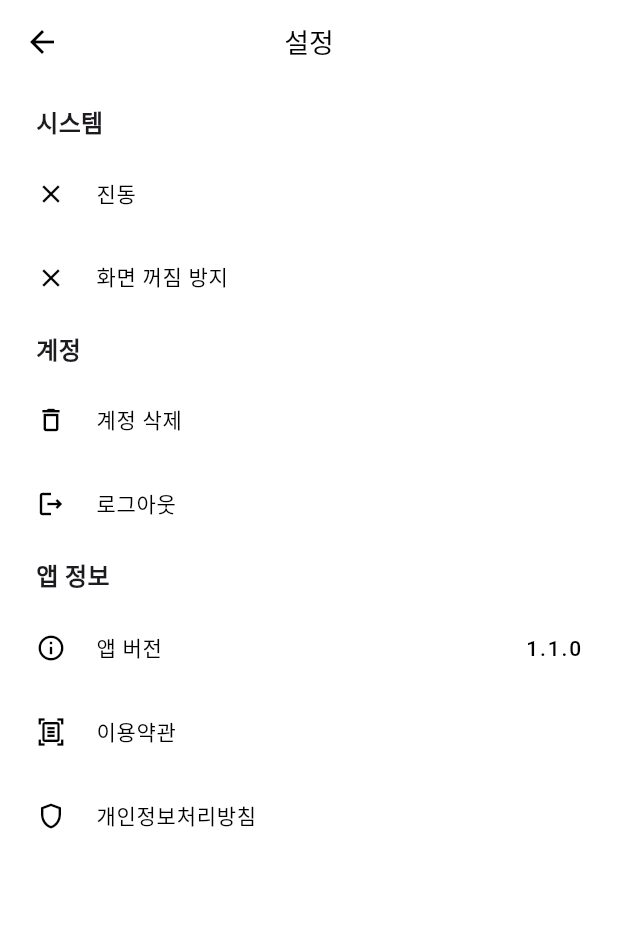
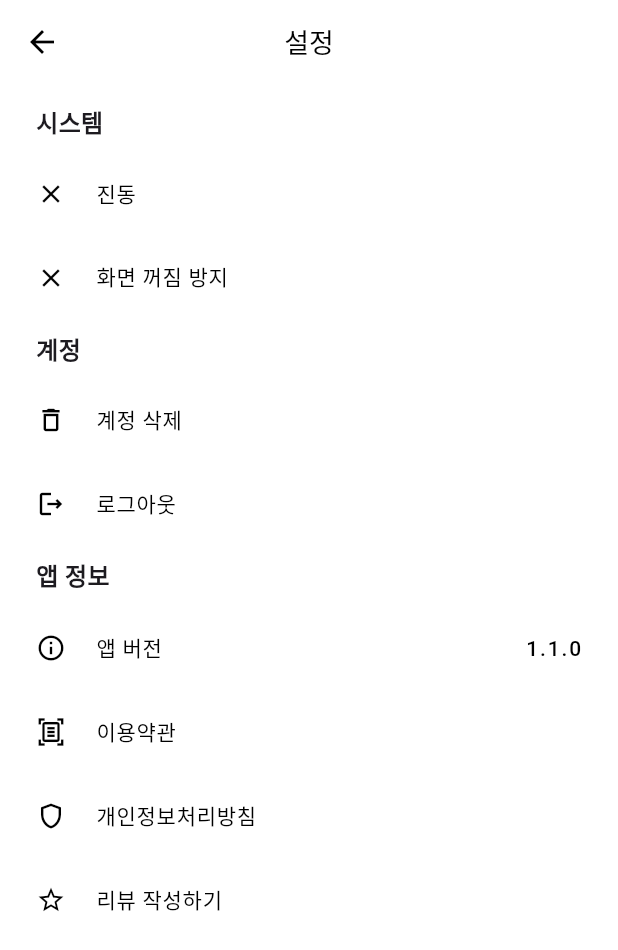
Before and after one commit to pomodak/pomodak-flutter, a Flutter app: the MoreScreen screen opened directly, on a phone screen of 412 x 824 dp. Shown: the top 950 px of the screen. Run offline on Flutter 3.47's test engine with Material 3 defaults, Android fonts, the phone set to English and light mode, and no system bars; drawn by our look-alikes of loader_overlay; our stand-ins replace awesome_bottom_bar, confetti, dio, firebase_core, firebase_remote_config, flutter_dotenv and 19 more; missing offline and left inert: kakao_flutter_sdk_user, store_redirect; accounts and stored records are empty; generated files the repository leaves out were written again; network calls fail.

Commit message:
Add app review button in moreScreen

```diff
--- a/lib/utils/firebase_util.dart
+++ b/lib/utils/firebase_util.dart
@@ -13,7 +13,7 @@ class FirebaseUtil {
     /* ##### 파이어베이스 매개변수 값 호출 ##### */
     await remoteConfig.setConfigSettings(RemoteConfigSettings(
       fetchTimeout: const Duration(minutes: 1),
-      minimumFetchInterval: const Duration(hours: 2),
+      minimumFetchInterval: const Duration(hours: 1),
     ));
     await remoteConfig.fetchAndActivate();
 
--- a/lib/views/screens/main/more_screen/more_screen.dart
+++ b/lib/views/screens/main/more_screen/more_screen.dart
@@ -4,6 +4,7 @@ import 'package:pomodak/views/dialogs/transaction_dialogs/transaction_dialog_man
 import 'package:pomodak/views/widgets/privacy_policy_modal.dart';
 import 'package:pomodak/views/widgets/terms_modal.dart';
 import 'package:provider/provider.dart';
+import 'package:store_redirect/store_redirect.dart';
 import 'package:vibration/vibration.dart';
 
 class MoreScreen extends StatelessWidget {
@@ -168,6 +169,23 @@ class MoreScreen extends StatelessWidget {
                   showPrivacyPolicyModal(context);
                 },
               ),
+              ListTile(
+                contentPadding: const EdgeInsets.symmetric(horizontal: 24),
+                leading: const Icon(
+                  Icons.star_outline,
+                  size: 20,
+                ),
+                title: const Text(
+                  '리뷰 작성하기',
+                  style: TextStyle(
+                    fontSize: 14,
+                  ),
+                ),
+                onTap: () {
+                  StoreRedirect.redirect(
+                      androidAppId: 'com.pomodak.twa', iOSAppId: 'none');
+                },
+              ),
             ],
           ),
         ),
```
